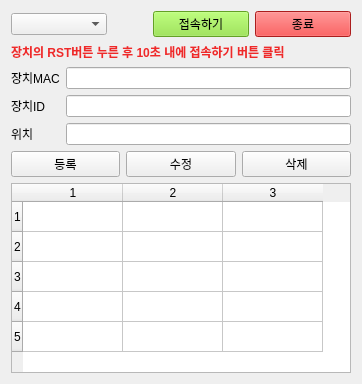
The window that widget.ui (metalnom/Cpp_QtSensorBoardEnroll) describes before a commit, drawn with Qt 5.
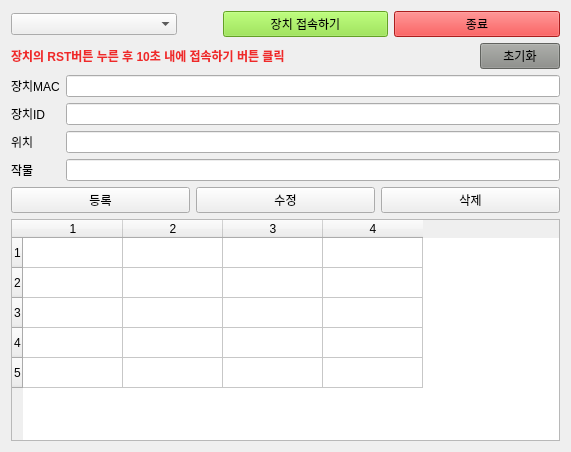
The same window after the commit.

```diff
--- a/widget.ui
+++ b/widget.ui
@@ -6,15 +6,15 @@
    <rect>
     <x>0</x>
     <y>0</y>
-    <width>362</width>
-    <height>384</height>
+    <width>571</width>
+    <height>452</height>
    </rect>
   </property>
   <property name="windowTitle">
    <string>장치 등록</string>
   </property>
-  <layout class="QVBoxLayout" name="verticalLayout_4">
-   <item>
+  <layout class="QGridLayout" name="gridLayout_2">
+   <item row="0" column="0">
     <layout class="QGridLayout" name="gridLayout">
      <item row="0" column="2">
       <widget class="QPushButton" name="pb_connect">
@@ -461,7 +461,7 @@
         </palette>
        </property>
        <property name="text">
-        <string>접속하기</string>
+        <string>장치 접속하기</string>
        </property>
       </widget>
      </item>
@@ -935,57 +935,523 @@
      </item>
     </layout>
    </item>
-   <item>
-    <widget class="QLabel" name="label">
-     <property name="palette">
-      <palette>
-       <active>
-        <colorrole role="WindowText">
-         <brush brushstyle="SolidPattern">
-          <color alpha="255">
-           <red>239</red>
-           <green>41</green>
-           <blue>41</blue>
-          </color>
-         </brush>
-        </colorrole>
-       </active>
-       <inactive>
-        <colorrole role="WindowText">
-         <brush brushstyle="SolidPattern">
-          <color alpha="255">
-           <red>239</red>
-           <green>41</green>
-           <blue>41</blue>
-          </color>
-         </brush>
-        </colorrole>
-       </inactive>
-       <disabled>
-        <colorrole role="WindowText">
-         <brush brushstyle="SolidPattern">
-          <color alpha="255">
-           <red>190</red>
-           <green>190</green>
-           <blue>190</blue>
-          </color>
-         </brush>
-        </colorrole>
-       </disabled>
-      </palette>
-     </property>
-     <property name="font">
-      <font>
-       <weight>75</weight>
-       <bold>true</bold>
-      </font>
-     </property>
-     <property name="text">
-      <string>장치의 RST버튼 누른 후 10초 내에 접속하기 버튼 클릭</string>
-     </property>
-    </widget>
+   <item row="1" column="0">
+    <layout class="QHBoxLayout" name="horizontalLayout_3">
+     <item>
+      <widget class="QLabel" name="label">
+       <property name="palette">
+        <palette>
+         <active>
+          <colorrole role="WindowText">
+           <brush brushstyle="SolidPattern">
+            <color alpha="255">
+             <red>239</red>
+             <green>41</green>
+             <blue>41</blue>
+            </color>
+           </brush>
+          </colorrole>
+         </active>
+         <inactive>
+          <colorrole role="WindowText">
+           <brush brushstyle="SolidPattern">
+            <color alpha="255">
+             <red>239</red>
+             <green>41</green>
+             <blue>41</blue>
+            </color>
+           </brush>
+          </colorrole>
+         </inactive>
+         <disabled>
+          <colorrole role="WindowText">
+           <brush brushstyle="SolidPattern">
+            <color alpha="255">
+             <red>190</red>
+             <green>190</green>
+             <blue>190</blue>
+            </color>
+           </brush>
+          </colorrole>
+         </disabled>
+        </palette>
+       </property>
+       <property name="font">
+        <font>
+         <weight>75</weight>
+         <bold>true</bold>
+        </font>
+       </property>
+       <property name="text">
+        <string>장치의 RST버튼 누른 후 10초 내에 접속하기 버튼 클릭</string>
+       </property>
+      </widget>
+     </item>
+     <item>
+      <spacer name="horizontalSpacer_2">
+       <property name="orientation">
+        <enum>Qt::Horizontal</enum>
+       </property>
+       <property name="sizeHint" stdset="0">
+        <size>
+         <width>40</width>
+         <height>20</height>
+        </size>
+       </property>
+      </spacer>
+     </item>
+     <item>
+      <widget class="QPushButton" name="pb_init">
+       <property name="palette">
+        <palette>
+         <active>
+          <colorrole role="WindowText">
+           <brush brushstyle="SolidPattern">
+            <color alpha="255">
+             <red>0</red>
+             <green>0</green>
+             <blue>0</blue>
+            </color>
+           </brush>
+          </colorrole>
+          <colorrole role="Button">
+           <brush brushstyle="SolidPattern">
+            <color alpha="255">
+             <red>136</red>
+             <green>138</green>
+             <blue>133</blue>
+            </color>
+           </brush>
+          </colorrole>
+          <colorrole role="Light">
+           <brush brushstyle="SolidPattern">
+            <color alpha="255">
+             <red>204</red>
+             <green>207</green>
+             <blue>200</blue>
+            </color>
+           </brush>
+          </colorrole>
+          <colorrole role="Midlight">
+           <brush brushstyle="SolidPattern">
+            <color alpha="255">
+             <red>170</red>
+             <green>172</green>
+             <blue>166</blue>
+            </color>
+           </brush>
+          </colorrole>
+          <colorrole role="Dark">
+           <brush brushstyle="SolidPattern">
+            <color alpha="255">
+             <red>68</red>
+             <green>69</green>
+             <blue>66</blue>
+            </color>
+           </brush>
+          </colorrole>
+          <colorrole role="Mid">
+           <brush brushstyle="SolidPattern">
+            <color alpha="255">
+             <red>91</red>
+             <green>92</green>
+             <blue>89</blue>
+            </color>
+           </brush>
+          </colorrole>
+          <colorrole role="Text">
+           <brush brushstyle="SolidPattern">
+            <color alpha="255">
+             <red>0</red>
+             <green>0</green>
+             <blue>0</blue>
+            </color>
+           </brush>
+          </colorrole>
+          <colorrole role="BrightText">
+           <brush brushstyle="SolidPattern">
+            <color alpha="255">
+             <red>255</red>
+             <green>255</green>
+             <blue>255</blue>
+            </color>
+           </brush>
+          </colorrole>
+          <colorrole role="ButtonText">
+           <brush brushstyle="SolidPattern">
+            <color alpha="255">
+             <red>0</red>
+             <green>0</green>
+             <blue>0</blue>
+            </color>
+           </brush>
+          </colorrole>
+          <colorrole role="Base">
+           <brush brushstyle="SolidPattern">
+            <color alpha="255">
+             <red>255</red>
+             <green>255</green>
+             <blue>255</blue>
+            </color>
+           </brush>
+          </colorrole>
+          <colorrole role="Window">
+           <brush brushstyle="SolidPattern">
+            <color alpha="255">
+             <red>136</red>
+             <green>138</green>
+             <blue>133</blue>
+            </color>
+           </brush>
+          </colorrole>
+          <colorrole role="Shadow">
+           <brush brushstyle="SolidPattern">
+            <color alpha="255">
+             <red>0</red>
+             <green>0</green>
+             <blue>0</blue>
+            </color>
+           </brush>
+          </colorrole>
+          <colorrole role="AlternateBase">
+           <brush brushstyle="SolidPattern">
+            <color alpha="255">
+             <red>195</red>
+             <green>196</green>
+             <blue>194</blue>
+            </color>
+           </brush>
+          </colorrole>
+          <colorrole role="ToolTipBase">
+           <brush brushstyle="SolidPattern">
+            <color alpha="255">
+             <red>255</red>
+             <green>255</green>
+             <blue>220</blue>
+            </color>
+           </brush>
+          </colorrole>
+          <colorrole role="ToolTipText">
+           <brush brushstyle="SolidPattern">
+            <color alpha="255">
+             <red>0</red>
+             <green>0</green>
+             <blue>0</blue>
+            </color>
+           </brush>
+          </colorrole>
+          <colorrole role="PlaceholderText">
+           <brush brushstyle="SolidPattern">
+            <color alpha="128">
+             <red>0</red>
+             <green>0</green>
+             <blue>0</blue>
+            </color>
+           </brush>
+          </colorrole>
+         </active>
+         <inactive>
+          <colorrole role="WindowText">
+           <brush brushstyle="SolidPattern">
+            <color alpha="255">
+             <red>0</red>
+             <green>0</green>
+             <blue>0</blue>
+            </color>
+           </brush>
+          </colorrole>
+          <colorrole role="Button">
+           <brush brushstyle="SolidPattern">
+            <color alpha="255">
+             <red>136</red>
+             <green>138</green>
+             <blue>133</blue>
+            </color>
+           </brush>
+          </colorrole>
+          <colorrole role="Light">
+           <brush brushstyle="SolidPattern">
+            <color alpha="255">
+             <red>204</red>
+             <green>207</green>
+             <blue>200</blue>
+            </color>
+           </brush>
+          </colorrole>
+          <colorrole role="Midlight">
+           <brush brushstyle="SolidPattern">
+            <color alpha="255">
+             <red>170</red>
+             <green>172</green>
+             <blue>166</blue>
+            </color>
+           </brush>
+          </colorrole>
+          <colorrole role="Dark">
+           <brush brushstyle="SolidPattern">
+            <color alpha="255">
+             <red>68</red>
+             <green>69</green>
+             <blue>66</blue>
+            </color>
+           </brush>
+          </colorrole>
+          <colorrole role="Mid">
+           <brush brushstyle="SolidPattern">
+            <color alpha="255">
+             <red>91</red>
+             <green>92</green>
+             <blue>89</blue>
+            </color>
+           </brush>
+          </colorrole>
+          <colorrole role="Text">
+           <brush brushstyle="SolidPattern">
+            <color alpha="255">
+             <red>0</red>
+             <green>0</green>
+             <blue>0</blue>
+            </color>
+           </brush>
+          </colorrole>
+          <colorrole role="BrightText">
+           <brush brushstyle="SolidPattern">
+            <color alpha="255">
+             <red>255</red>
+             <green>255</green>
+             <blue>255</blue>
+            </color>
+           </brush>
+          </colorrole>
+          <colorrole role="ButtonText">
+           <brush brushstyle="SolidPattern">
+            <color alpha="255">
+             <red>0</red>
+             <green>0</green>
+             <blue>0</blue>
+            </color>
+           </brush>
+          </colorrole>
+          <colorrole role="Base">
+           <brush brushstyle="SolidPattern">
+            <color alpha="255">
+             <red>255</red>
+             <green>255</green>
+             <blue>255</blue>
+            </color>
+           </brush>
+          </colorrole>
+          <colorrole role="Window">
+           <brush brushstyle="SolidPattern">
+            <color alpha="255">
+             <red>136</red>
+             <green>138</green>
+             <blue>133</blue>
+            </color>
+           </brush>
+          </colorrole>
+          <colorrole role="Shadow">
+           <brush brushstyle="SolidPattern">
+            <color alpha="255">
+             <red>0</red>
+             <green>0</green>
+             <blue>0</blue>
+            </color>
+           </brush>
+          </colorrole>
+          <colorrole role="AlternateBase">
+           <brush brushstyle="SolidPattern">
+            <color alpha="255">
+             <red>195</red>
+             <green>196</green>
+             <blue>194</blue>
+            </color>
+           </brush>
+          </colorrole>
+          <colorrole role="ToolTipBase">
+           <brush brushstyle="SolidPattern">
+            <color alpha="255">
+             <red>255</red>
+             <green>255</green>
+             <blue>220</blue>
+            </color>
+           </brush>
+          </colorrole>
+          <colorrole role="ToolTipText">
+           <brush brushstyle="SolidPattern">
+            <color alpha="255">
+             <red>0</red>
+             <green>0</green>
+             <blue>0</blue>
+            </color>
+           </brush>
+          </colorrole>
+          <colorrole role="PlaceholderText">
+           <brush brushstyle="SolidPattern">
+            <color alpha="128">
+             <red>0</red>
+             <green>0</green>
+             <blue>0</blue>
+            </color>
+           </brush>
+          </colorrole>
+         </inactive>
+         <disabled>
+          <colorrole role="WindowText">
+           <brush brushstyle="SolidPattern">
+            <color alpha="255">
+             <red>68</red>
+             <green>69</green>
+             <blue>66</blue>
+            </color>
+           </brush>
+          </colorrole>
+          <colorrole role="Button">
+           <brush brushstyle="SolidPattern">
+            <color alpha="255">
+             <red>136</red>
+             <green>138</green>
+             <blue>133</blue>
+            </color>
+           </brush>
+          </colorrole>
+          <colorrole role="Light">
+           <brush brushstyle="SolidPattern">
+            <color alpha="255">
+             <red>204</red>
+             <green>207</green>
+             <blue>200</blue>
+            </color>
+           </brush>
+          </colorrole>
+          <colorrole role="Midlight">
+           <brush brushstyle="SolidPattern">
+            <color alpha="255">
+             <red>170</red>
+             <green>172</green>
+             <blue>166</blue>
+            </color>
+           </brush>
+          </colorrole>
+          <colorrole role="Dark">
+           <brush brushstyle="SolidPattern">
+            <color alpha="255">
+             <red>68</red>
+             <green>69</green>
+             <blue>66</blue>
+            </color>
+           </brush>
+          </colorrole>
+          <colorrole role="Mid">
+           <brush brushstyle="SolidPattern">
+            <color alpha="255">
+             <red>91</red>
+             <green>92</green>
+             <blue>89</blue>
+            </color>
+           </brush>
+          </colorrole>
+          <colorrole role="Text">
+           <brush brushstyle="SolidPattern">
+            <color alpha="255">
+             <red>68</red>
+             <green>69</green>
+             <blue>66</blue>
+            </color>
+           </brush>
+          </colorrole>
+          <colorrole role="BrightText">
+           <brush brushstyle="SolidPattern">
+            <color alpha="255">
+             <red>255</red>
+             <green>255</green>
+             <blue>255</blue>
+            </color>
+           </brush>
+          </colorrole>
+          <colorrole role="ButtonText">
+           <brush brushstyle="SolidPattern">
+            <color alpha="255">
+             <red>68</red>
+             <green>69</green>
+             <blue>66</blue>
+            </color>
+           </brush>
+          </colorrole>
+          <colorrole role="Base">
+           <brush brushstyle="SolidPattern">
+            <color alpha="255">
+             <red>136</red>
+             <green>138</green>
+             <blue>133</blue>
+            </color>
+           </brush>
+          </colorrole>
+          <colorrole role="Window">
+           <brush brushstyle="SolidPattern">
+            <color alpha="255">
+             <red>136</red>
+             <green>138</green>
+             <blue>133</blue>
+            </color>
+           </brush>
+          </colorrole>
+          <colorrole role="Shadow">
+           <brush brushstyle="SolidPattern">
+            <color alpha="255">
+             <red>0</red>
+             <green>0</green>
+             <blue>0</blue>
+            </color>
+           </brush>
+          </colorrole>
+          <colorrole role="AlternateBase">
+           <brush brushstyle="SolidPattern">
+            <color alpha="255">
+             <red>136</red>
+             <green>138</green>
+             <blue>133</blue>
+            </color>
+           </brush>
+          </colorrole>
+          <colorrole role="ToolTipBase">
+           <brush brushstyle="SolidPattern">
+            <color alpha="255">
+             <red>255</red>
+             <green>255</green>
+             <blue>220</blue>
+            </color>
+           </brush>
+          </colorrole>
+          <colorrole role="ToolTipText">
+           <brush brushstyle="SolidPattern">
+            <color alpha="255">
+             <red>0</red>
+             <green>0</green>
+             <blue>0</blue>
+            </color>
+           </brush>
+          </colorrole>
+          <colorrole role="PlaceholderText">
+           <brush brushstyle="SolidPattern">
+            <color alpha="128">
+             <red>0</red>
+             <green>0</green>
+             <blue>0</blue>
+            </color>
+           </brush>
+          </colorrole>
+         </disabled>
+        </palette>
+       </property>
+       <property name="text">
+        <string>초기화</string>
+       </property>
+      </widget>
+     </item>
+    </layout>
    </item>
-   <item>
+   <item row="2" column="0">
     <layout class="QVBoxLayout" name="verticalLayout_3">
      <item>
       <layout class="QHBoxLayout" name="horizontalLayout">
@@ -1012,6 +1478,13 @@
            </property>
           </widget>
          </item>
+         <item>
+          <widget class="QLabel" name="lb_crop">
+           <property name="text">
+            <string>작물</string>
+           </property>
+          </widget>
+         </item>
         </layout>
        </item>
        <item>
@@ -1025,6 +1498,9 @@
          <item>
           <widget class="QLineEdit" name="le_loc"/>
          </item>
+         <item>
+          <widget class="QLineEdit" name="le_crop"/>
+         </item>
         </layout>
        </item>
       </layout>
@@ -1056,13 +1532,13 @@
      </item>
     </layout>
    </item>
-   <item>
+   <item row="3" column="0">
     <widget class="QTableWidget" name="tb_list">
      <property name="rowCount">
       <number>5</number>
      </property>
      <property name="columnCount">
-      <number>3</number>
+      <number>4</number>
      </property>
      <row/>
      <row/>
@@ -1072,6 +1548,7 @@
      <column/>
      <column/>
      <column/>
+     <column/>
     </widget>
    </item>
   </layout>
```
